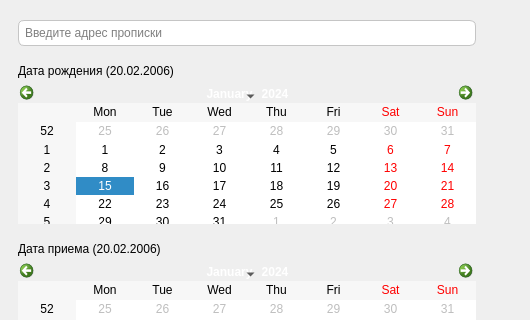
Before: the Qt Designer form lab_2/ui/adding_data_window.ui in Artemdjdj/PPOIS_4, drawn with Qt 5; both pictures show x 0 to 530 and y 109 to 429 of the 530 by 807 pixel window.
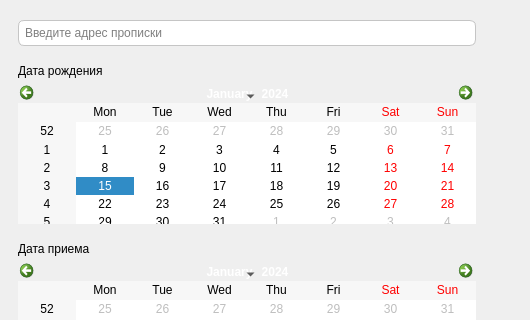
After: the same form once the commit is applied. Icons and pictures are not drawn.

Commit message: [feat and refactor] add new ui and rename labels in adding window

What changed in the file:
```diff
--- a/lab_2/ui/adding_data_window.ui
+++ b/lab_2/ui/adding_data_window.ui
@@ -304,7 +304,7 @@
             <item>
              <widget class="QLabel" name="label_of_birthday">
               <property name="text">
-               <string>Дата рождения (20.02.2006)</string>
+               <string>Дата рождения</string>
               </property>
              </widget>
             </item>
@@ -395,7 +395,7 @@
                <string notr="true">border:None;</string>
               </property>
               <property name="text">
-               <string>Дата приема (20.02.2006)</string>
+               <string>Дата приема</string>
               </property>
              </widget>
             </item>
```
The commit also changes 5 other files.
